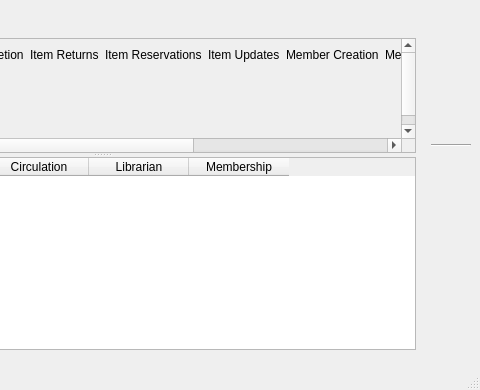
The window that UI/adminsetup.ui (textbrowser/biblioteq) describes before a commit, drawn with Qt 5; both pictures show x 230 to 710 and y 0 to 390 of the 710 by 390 pixel window.
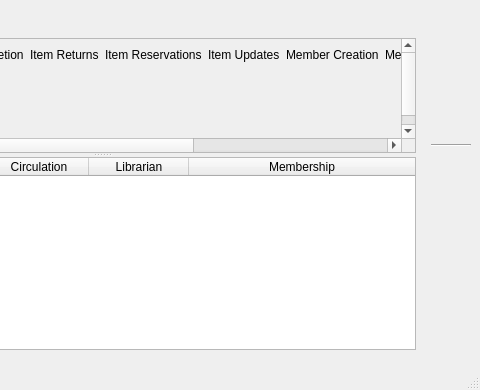
The same window after the commit. Icons and pictures are not drawn.

Patch:
```diff
--- a/UI/adminsetup.ui
+++ b/UI/adminsetup.ui
@@ -404,6 +404,9 @@
           <property name="cornerButtonEnabled">
            <bool>false</bool>
           </property>
+          <attribute name="horizontalHeaderStretchLastSection">
+           <bool>true</bool>
+          </attribute>
           <column>
            <property name="text">
             <string>ID</string>
```
Left out of the diff: 4 changed lines with no effect on the pictures.
